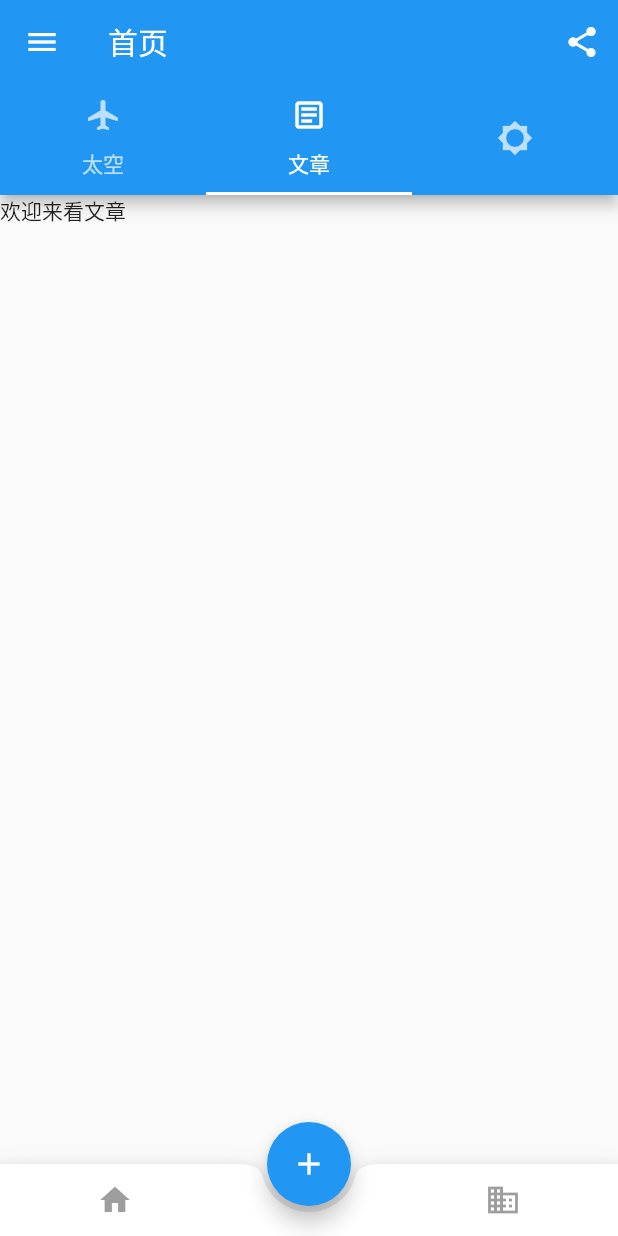
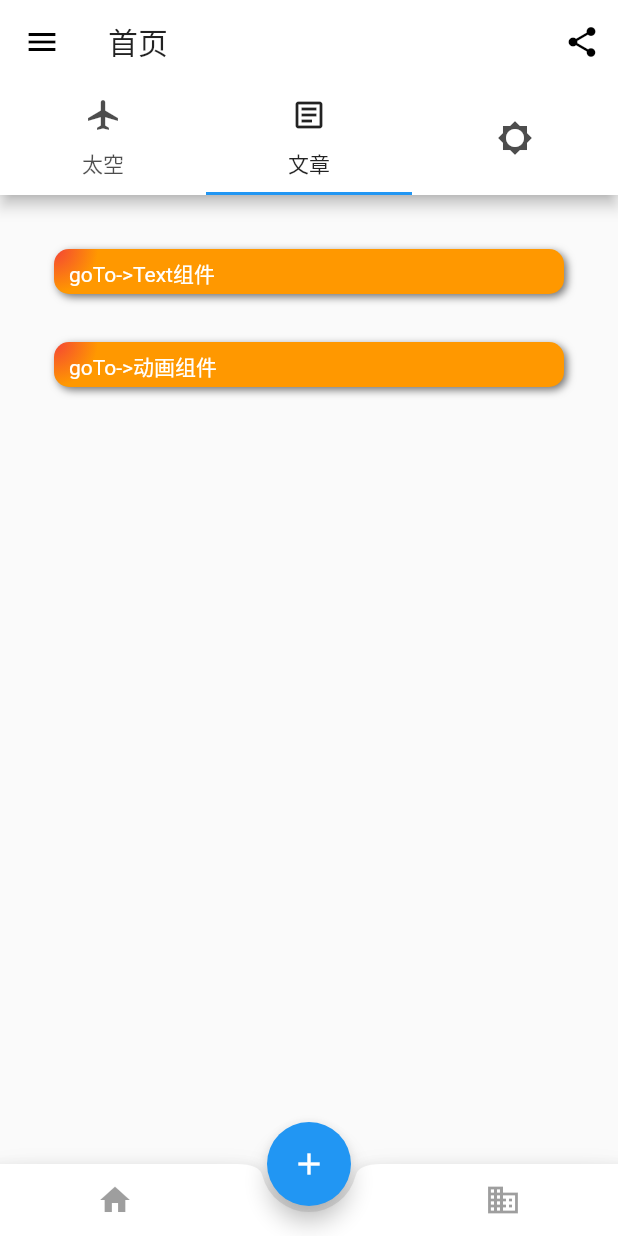
Before and after one commit to gaohelong/flutter-dev, a Flutter app: the screen it shows after launch, tab 2 chosen, on a phone screen of 412 x 824 dp. Run offline on Flutter 3.47's test engine with Material 2 defaults, Android fonts, the phone set to English and light mode, and no system bars.

Commit message:
Fluuter: 列表转Wigter

```diff
--- a/lib/main.dart
+++ b/lib/main.dart
@@ -4,6 +4,7 @@ import 'package:flutter/material.dart';
 /// 引入本地文件
 import 'package:flutter_dev/pages/home/index.dart'; // 首页
 import 'package:flutter_dev/pages/examples/basicComponents/text.dart'; // Text组件
+import 'package:flutter_dev/pages/animated/animated-1.dart'; //动画组件
 
 /// 入口
 void main() {
@@ -17,13 +18,19 @@ class MyApp extends StatelessWidget {
   Widget build(BuildContext context) {
     return MaterialApp(
       title: 'Flutter dev',
-      theme: ThemeData(
-        primarySwatch: Colors.blue,
-      ),
+      theme: mDefaultTheme,
       routes:{
-        "text":(context) => TextPage()
+        'text': (context) => TextPage(), //Text组件页
+        'animated-1':  (context) => AnimatedWidgets(), //动画组件页
       }, // 注册路由表
       home: ScaffoldPage(title: '首页'),
+      debugShowCheckedModeBanner: false,
     );
   }
 }
+
+/// 主题
+final ThemeData mDefaultTheme = ThemeData(
+  // platform: TargetPlatform.iOS,
+  primaryColor: Colors.white,
+);
--- a/lib/pages/home/index.dart
+++ b/lib/pages/home/index.dart
@@ -1,6 +1,10 @@
 import 'package:flutter/foundation.dart';
 import 'package:flutter/material.dart';
 import 'package:flutter/cupertino.dart';
+
+//Widget
+import 'package:flutter_dev/pages/animated/animated-1.dart'; //动画组件
+import 'package:flutter_dev/widgets/list.dart'; //列表组件
 
 class ScaffoldPage extends StatefulWidget {
   ScaffoldPage({Key key, this.title}) : super(key: key);
@@ -27,6 +31,11 @@ class _ScaffoldPageState extends State<ScaffoldPage>
     // Navigator.of(context).pushNamed("text", arguments: {"title": "Text组件"}); // 命名路由跳转
     Navigator.of(context).pushNamed("text", arguments: "Text组件"); // 命名路由跳转
   }
+
+  final dynamic _list = [
+    {"page": 'text', "title": "Text组件"},
+    {"page": 'animated-1', "title": "动画组件"},
+  ];
 
   @override
   Widget build(BuildContext context) {
@@ -74,32 +83,69 @@ class _ScaffoldPageState extends State<ScaffoldPage>
         controller: _tabController,
         children: <Widget>[
           Container(
+              // 组件容器-Container
               alignment: Alignment.topLeft, // 上左对其
               child: Padding(
-                  padding: EdgeInsets.all(16.0),
+                  // Padding内填充
+                  padding: EdgeInsets.all(16.0), // 所有位置16px填充
                   child: GestureDetector(
                     // 事件监听
                     child: Container(
+                      // 组件容器-Container
                       alignment: Alignment.topLeft,
-                      color: Colors.blue,
-                      width: 200.0,
-                      height: 30.0,
+                      // color: Colors.blue,  // 背景色
+                      decoration: BoxDecoration(
+                        // 背景装饰(背景、渐变、边框等)
+                        // color: Colors.blue, // 背景颜色
+                        // color: const Color(0xFFFFFFFF), // 背景颜色
+                        // image: DecorationImage(
+                        //   // 加载网络图片
+                        //   image: NetworkImage('https://flutter.github.io/assets-for-api-docs/assets/widgets/owl-2.jpg'),
+                        //   fit: BoxFit.cover,
+                        // ),
+                        gradient: RadialGradient(
+                            // 背景径向渐变
+                            colors: [Colors.red, Colors.orange],
+                            center: Alignment.topLeft,
+                            radius: .98),
+                        boxShadow: [
+                          // 卡片阴影
+                          BoxShadow(
+                              color: Colors.black54,
+                              offset: Offset(2.0, 2.0),
+                              blurRadius: 4.0)
+                        ],
+                        // border: Border.all(
+                        //   // 设置所有位置边框
+                        //   color: Colors.lightBlue,
+                        //   width: 1,
+                        // ),
+                        borderRadius: BorderRadius.circular(10.0), // 10像素圆角
+                      ),
+                      // transform: Matrix4.rotationZ(.2), // 卡片倾斜变换
+                      // width: 200.0, // 宽
+                      height: 30.0, // 高
                       child: Padding(
+                          // Padding内填充
                           padding: EdgeInsets.only(top: 6, left: 10.0),
+                          // 指定上6px, 左10px
                           child: Text(
-                            "去往文章页",
+                            "去往Text组件",
                             style: TextStyle(color: Colors.white),
                           )),
                     ),
-                    onTap: () => _goToPage("Tap"), //点击
-                    onDoubleTap: () => _goToPage("DoubleTap"), //双击
+                    onTap: () => _goToPage("Tap"),
+                    //点击
+                    onDoubleTap: () => _goToPage("DoubleTap"),
+                    //双击
                     onLongPress: () => _goToPage("LongPress"), //长按
                   ))),
           Container(
-            child: Text("欢迎来看文章"),
-          ),
+              // 组件容器-Container
+              alignment: Alignment.topLeft, // 上左对其
+              child: ListPage(list: _list)),
           Center(
-            child: Text("我是设置"),
+            child: AnimatedWidgets(), //引入动画组件
           ),
         ],
       ),
--- /dev/null
+++ b/lib/widgets/list.dart
@@ -0,0 +1,72 @@
+import 'package:flutter/material.dart';
+
+/// list组件
+class ListPage extends StatelessWidget {
+  ListPage({Key key, this.list}) : super(key: key);
+  final list;
+
+  /// 数据列表转换成组件
+  listWidget(context) {
+    List<Widget> _widgetList = List<Widget>();
+
+    for (int i = 0; i < list.length; i++) {
+      var _item = list[i];
+      _widgetList.add(Container(
+          // 组件容器-Container
+          alignment: Alignment.topLeft, // 上左对其
+          child: Padding(
+              // Padding内填充
+              padding: EdgeInsets.all(16.0), // 所有位置16px填充
+              child: GestureDetector(
+                // 事件监听
+                child: Container(
+                  // 组件容器-Container
+                  alignment: Alignment.topLeft,
+                  // color: Colors.blue,  // 背景色
+                  decoration: BoxDecoration(
+                    gradient: RadialGradient(
+                        // 背景径向渐变
+                        colors: [Colors.red, Colors.orange],
+                        center: Alignment.topLeft,
+                        radius: .98),
+                    boxShadow: [
+                      // 卡片阴影
+                      BoxShadow(
+                          color: Colors.black54,
+                          offset: Offset(2.0, 2.0),
+                          blurRadius: 4.0)
+                    ],
+                    borderRadius: BorderRadius.circular(10.0), // 10像素圆角
+                  ),
+                  // transform: Matrix4.rotationZ(.2), // 卡片倾斜变换
+                  // width: 200.0, // 宽
+                  height: 30.0, // 高
+                  child: Padding(
+                      // Padding内填充
+                      padding: EdgeInsets.only(top: 6, left: 10.0),
+                      // 指定上6px, 左10px
+                      child: Text(
+                        'goTo->' + _item["title"],
+                        style: TextStyle(color: Colors.white),
+                      )),
+                ),
+                onTap: () => {
+                  Navigator.of(context).pushNamed(_item['page'], arguments: _item['title']) //命名路由跳转
+                },
+              )
+          )
+      ));
+    }
+
+    return _widgetList;
+  }
+
+  @override
+  Widget build(BuildContext context) {
+    return ListView(
+        shrinkWrap: true,
+        padding: const EdgeInsets.all(20.0),
+        children: listWidget(context)
+    );
+  }
+}
```
Also changed, not shown: lib/pages/animated/animated-1.dart (added, +137 -0 lines).
